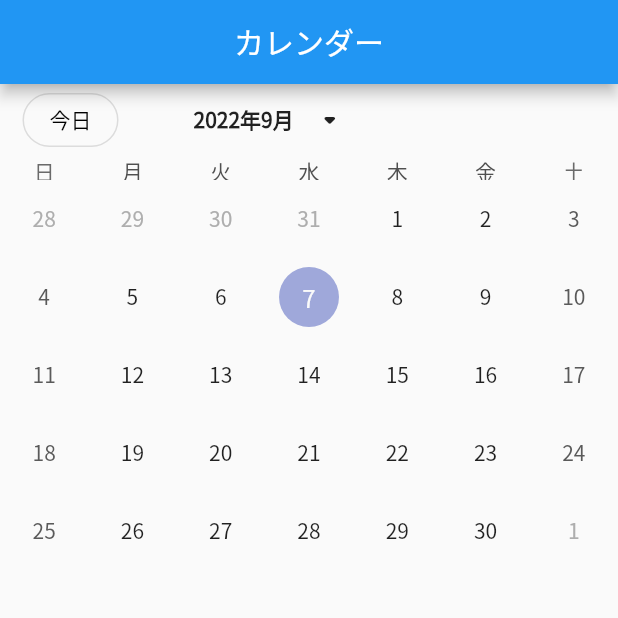
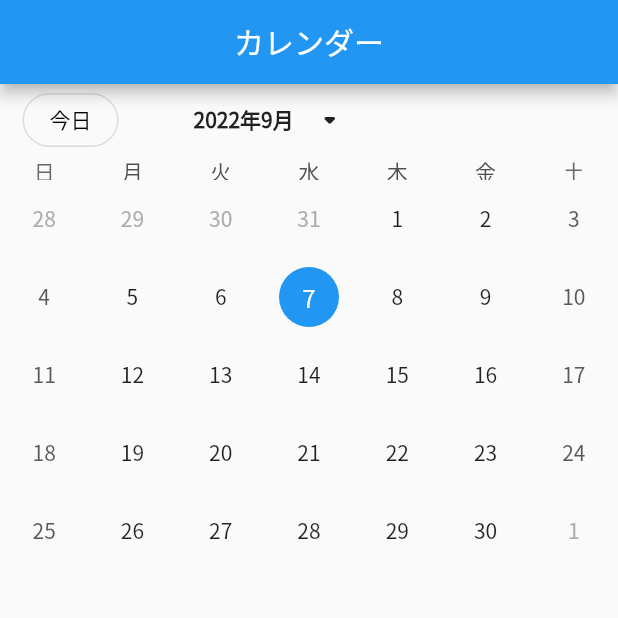
Before and after one commit to a1721314/calender_app, a Flutter app: the screen it shows after launch, on a phone screen of 412 x 824 dp, the top half of it. Run offline on Flutter 3.47's test engine with Material 2 defaults, Android fonts, the phone set to English and light mode, and no system bars; drawn by our look-alikes of table_calendar; our stand-ins replace flutter_datetime_picker.

Commit message:
今日の日付の色変更

```diff
--- a/lib/view/screens/pages/calender_page.dart
+++ b/lib/view/screens/pages/calender_page.dart
@@ -62,6 +62,12 @@ class CalenderPage extends StatelessWidget {
               focusedDay: DateTime.now(),
               locale: 'ja_JP',
               headerVisible: false,
+              calendarStyle: const CalendarStyle(
+                todayDecoration: BoxDecoration(
+                    color: Colors.blue,
+                    shape: BoxShape.circle,
+                ),
+              ),
             ),
           ],
         ),
```
